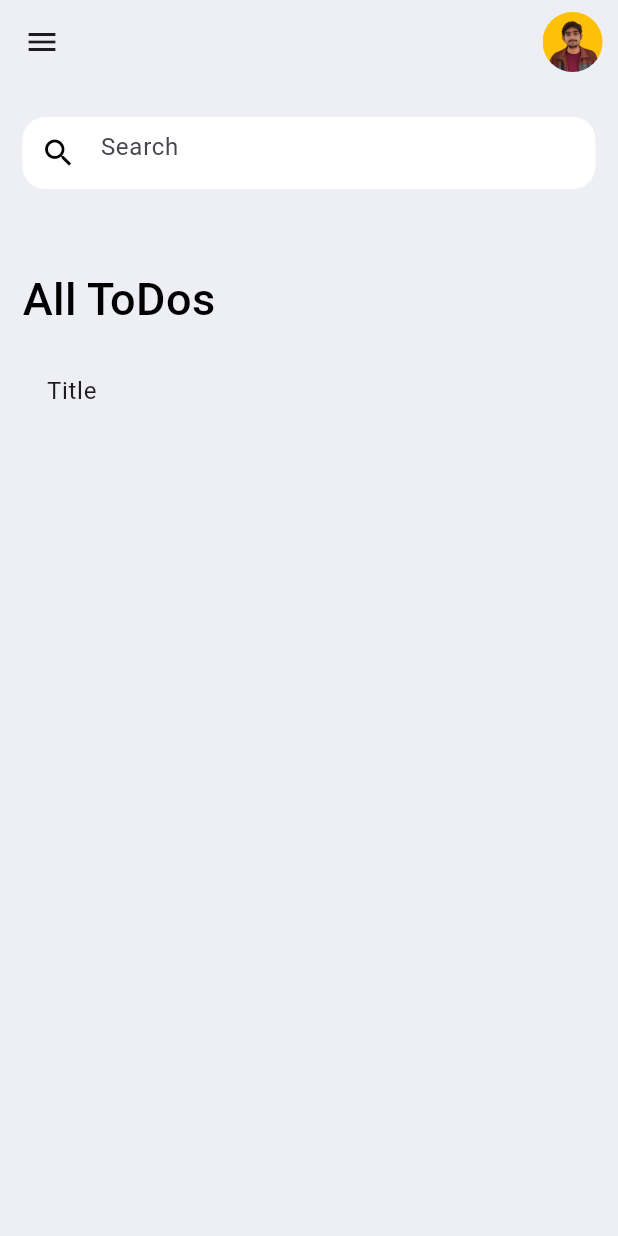
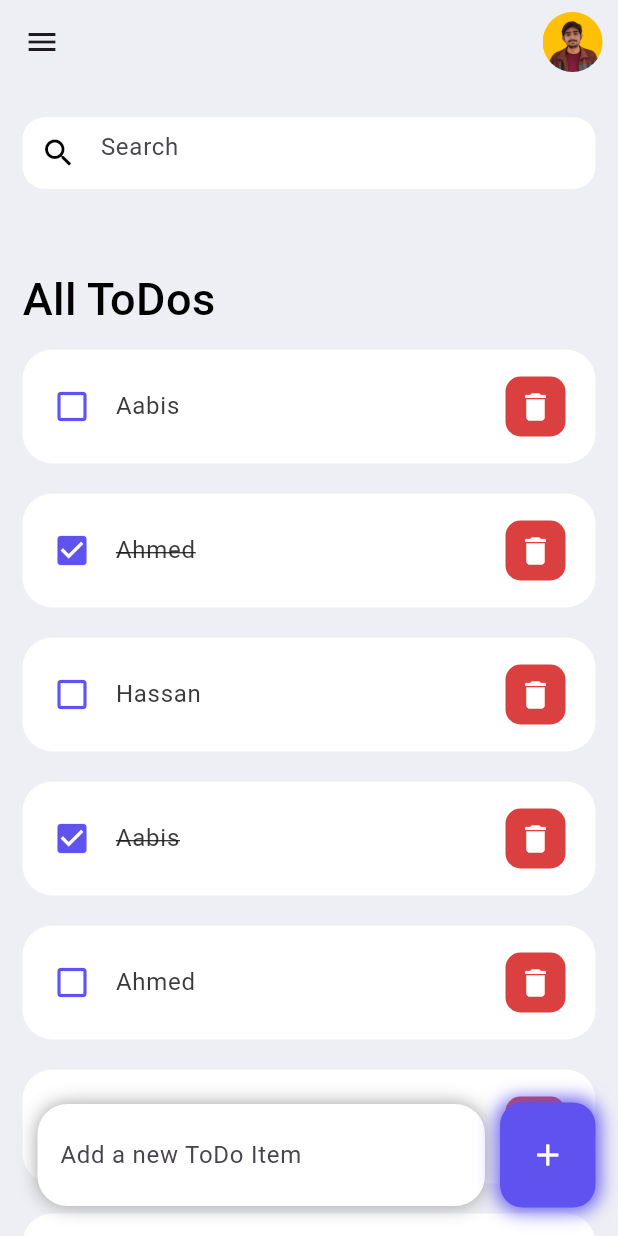
Before and after one commit to Aabis-Ahmed-Hassan/ToDo-App, a Flutter app: the screen it shows after launch, on a phone screen of 412 x 824 dp. Run offline on Flutter 3.47's test engine with Material 3 defaults, Android fonts, the phone set to English and light mode, and no system bars.

Commit message:
Almost Done

```diff
--- /dev/null
+++ b/lib/Model/todo_model.dart
@@ -0,0 +1,24 @@
+import 'package:flutter/cupertino.dart';
+
+class ToDoModel {
+  String? id;
+  String? title;
+
+  bool? isDone;
+
+  ToDoModel({required this.id, required this.title, this.isDone = false});
+
+  static List<ToDoModel> allToDoList() {
+    return [
+      ToDoModel(id: '1', title: 'Aabis'),
+      ToDoModel(id: '2', title: 'Ahmed', isDone: true),
+      ToDoModel(id: '3', title: 'Hassan', isDone: false),
+      ToDoModel(id: '4', title: 'Aabis', isDone: true),
+      ToDoModel(id: '5', title: 'Ahmed', isDone: false),
+      ToDoModel(id: '6', title: 'Hassan'),
+      ToDoModel(id: '7', title: 'Hassan', isDone: false),
+      ToDoModel(id: '8', title: 'Hassan', isDone: true),
+      ToDoModel(id: '9', title: 'Hassan'),
+    ];
+  }
+}
--- a/lib/Screens/home_screen.dart
+++ b/lib/Screens/home_screen.dart
@@ -1,5 +1,6 @@
 import 'package:flutter/material.dart';
 import 'package:to_do_app/Constants/colors.dart';
+import 'package:to_do_app/Model/todo_model.dart';
 import 'package:to_do_app/Widgets/ToDoWidget.dart';
 
 class HomeScreen extends StatefulWidget {
@@ -10,6 +11,61 @@ class HomeScreen extends StatefulWidget {
 }
 
 class _HomeScreenState extends State<HomeScreen> {
+  final AllToDoItemsObject = ToDoModel.allToDoList();
+
+  final newToDoController = TextEditingController();
+  final searchController = TextEditingController();
+
+  List<ToDoModel> foundToDo = [];
+
+  @override
+  void initState() {
+    foundToDo = AllToDoItemsObject;
+
+    super.initState();
+  }
+
+
+  void onCheckboxChange(ToDoModel todo) {
+    setState(() {
+      todo.isDone = !todo.isDone!;
+    });
+  }
+
+  void onDelete(String id) {
+    setState(() {
+      // AllToDoItemsObject.removeWhere((item) => item.id == id);
+      AllToDoItemsObject.removeWhere((item) => item.id == id);
+    });
+  }
+
+  void addNewToDo(String input) {
+    setState(() {
+      AllToDoItemsObject.add(ToDoModel(
+          id: DateTime.now().millisecondsSinceEpoch.toString(), title: input));
+      newToDoController.clear();
+    });
+  }
+
+
+
+
+  void searchToDo(String text) {
+    List<ToDoModel> result = [];
+    if (searchController.text.isEmpty) {
+      result = AllToDoItemsObject;
+    } else {
+      result = AllToDoItemsObject.where(
+              (item) => item.title!.toLowerCase().contains(text.toLowerCase()))
+          .toList();
+    }
+
+  setState(() {
+     foundToDo = result;
+  });
+
+  }
+
   @override
   Widget build(BuildContext context) {
     final height = MediaQuery.of(context).size.height;
@@ -20,43 +76,34 @@ class _HomeScreenState extends State<HomeScreen> {
         appBar: AppBar(
           backgroundColor: AppColors.tdBGColor,
           actions: [
-            CircleAvatar(
+            const CircleAvatar(
               backgroundImage: AssetImage('Assets/profile_image.png'),
             ),
             SizedBox(
               width: width * 0.025,
             ),
           ],
-          leading: DrawerButton(
+          leading: const DrawerButton(
             style: ButtonStyle(),
           ),
         ),
-        drawer: Drawer(
-          child: Column(
+        body: Padding(
+          padding: const EdgeInsets.symmetric(horizontal: 15, vertical: 10),
+          child: Stack(
             children: [
-              Text('adf'),
-              Text('adf'),
-              Text('adf'),
-              Text('adf'),
-              Text('adf'),
-            ],
-          ),
-        ),
-        body: SingleChildScrollView(
-          child: Padding(
-            padding: const EdgeInsets.symmetric(horizontal: 15, vertical: 10),
-            child: Column(
+              Column(
                 mainAxisAlignment: MainAxisAlignment.start,
                 crossAxisAlignment: CrossAxisAlignment.start,
                 children: [
                   Container(
-                  margin: EdgeInsets.symmetric(vertical: 12),
+                    margin: const EdgeInsets.symmetric(vertical: 12),
                     decoration: BoxDecoration(
                       borderRadius: BorderRadius.circular(15),
                       color: Colors.white,
                     ),
                     child: TextFormField(
-                    decoration: InputDecoration(
+                      controller: searchController,
+                      decoration: const InputDecoration(
                         hintText: 'Search',
                         prefixIcon: Icon(
                           Icons.search,
@@ -64,20 +111,96 @@ class _HomeScreenState extends State<HomeScreen> {
                         ),
                         border: InputBorder.none,
                       ),
+                      onChanged: (value) {
+
+                        searchToDo(value);
+
+                      },
                     ),
                   ),
+                  Expanded(
+                    child: ListView(
+                      children: [
                         Container(
-                  margin: EdgeInsets.only(top: 40, bottom: 12),
-                  child: Text('All ToDos',
+                          margin: const EdgeInsets.only(top: 40, bottom: 12),
+                          child: const Text('All ToDos',
                               style: TextStyle(
                                 fontSize: 30,
                                 color: Colors.black,
                                 fontWeight: FontWeight.w500,
                               )),
                         ),
-                ToDoItem(title: 'Title')
+                        for (ToDoModel myToDo in foundToDo)
+                          ToDoItem(
+                            myToDoObject: myToDo,
+                            onCheckboxChange: onCheckboxChange,
+                            onDelete: onDelete,
+                          ),
                       ],
                     ),
+                  ),
+                  const SizedBox(
+                    height: 70,
+                  ),
+                ],
+              ),
+              Align(
+                alignment: Alignment.bottomLeft,
+                child: Row(children: [
+                  Expanded(
+                    flex: 5,
+                    child: Container(
+                      padding: const EdgeInsets.symmetric(
+                          horizontal: 15, vertical: 10),
+                      margin: const EdgeInsets.symmetric(
+                          horizontal: 10, vertical: 10),
+                      decoration: BoxDecoration(
+                        color: Colors.white,
+                        borderRadius: BorderRadius.circular(20),
+                        boxShadow: const [
+                          BoxShadow(
+                            color: Colors.grey,
+                            blurRadius: 10.0,
+                          ),
+                        ],
+                      ),
+                      child: TextFormField(
+                        controller: newToDoController,
+                        decoration: const InputDecoration(
+                          hintText: 'Add a new ToDo Item',
+                          border: InputBorder.none,
+                        ),
+                      ),
+                    ),
+                  ),
+                  Expanded(
+                    flex: 1,
+                    child: InkWell(
+                      onTap: () {
+                        addNewToDo(newToDoController.text);
+                      },
+                      child: Container(
+                        height: 70,
+                        decoration: BoxDecoration(
+                            color: AppColors.tdBlue,
+                            borderRadius: BorderRadius.circular(15),
+                            boxShadow: const [
+                              BoxShadow(
+                                color: AppColors.tdBlue,
+                                blurRadius: 10,
+                                spreadRadius: 2,
+                              )
+                            ]),
+                        child: const Icon(
+                          Icons.add,
+                          color: Colors.white,
+                        ),
+                      ),
+                    ),
+                  ),
+                ]),
+              )
+            ],
           ),
         ));
   }
--- a/lib/Widgets/ToDoWidget.dart
+++ b/lib/Widgets/ToDoWidget.dart
@@ -1,15 +1,75 @@
 import 'package:flutter/material.dart';
+import 'package:to_do_app/Constants/colors.dart';
+import 'package:to_do_app/Model/todo_model.dart';
 
-class ToDoItem extends StatelessWidget {
-  ToDoItem({super.key , required this.title});
+class ToDoItem extends StatefulWidget {
+  ToDoItem(
+      {super.key,
+      required this.myToDoObject,
+      required this.onCheckboxChange,
+      required this.onDelete});
 
-  String title;
+  ToDoModel myToDoObject;
+
+  final onCheckboxChange;
+  final onDelete;
+
+  @override
+  State<ToDoItem> createState() => _ToDoItemState();
+}
+
+class _ToDoItemState extends State<ToDoItem> {
+  bool userChoice = false;
+
   @override
   Widget build(BuildContext context) {
-    return ListTile(
+    return Container(
+      margin: EdgeInsets.only(bottom: 20),
+      child: ListTile(
+        shape: RoundedRectangleBorder(
+          borderRadius: BorderRadius.circular(20),
+        ),
+        tileColor: Colors.white,
+        contentPadding: EdgeInsets.symmetric(horizontal: 20, vertical: 10),
+        onTap: () {
 
-      title: Text(title.toString()),
+          widget.onCheckboxChange(widget.myToDoObject);
 
+        },
+        leading: Icon(
+          widget.myToDoObject.isDone!
+              ? Icons.check_box
+              : Icons.check_box_outline_blank,
+          color: AppColors.tdBlue,
+          size: 26,
+        ),
+        title: Text(
+          widget.myToDoObject.title.toString(),
+          style: TextStyle(
+            color: AppColors.tdBlack,
+            fontSize: 16,
+            decoration:
+                widget.myToDoObject.isDone! ? TextDecoration.lineThrough : null,
+          ),
+        ),
+        trailing: InkWell(
+          onTap: () {
+            widget.onDelete(widget.myToDoObject.id);
+          },
+          child: Container(
+            height: 40,
+            width: 40,
+            decoration: BoxDecoration(
+              color: AppColors.tdRed,
+              borderRadius: BorderRadius.circular(10),
+            ),
+            child: Icon(
+              Icons.delete,
+              color: Colors.white,
+            ),
+          ),
+        ),
+      ),
     );
   }
 }
```
Lines whose indentation alone changed are shown as unchanged.
